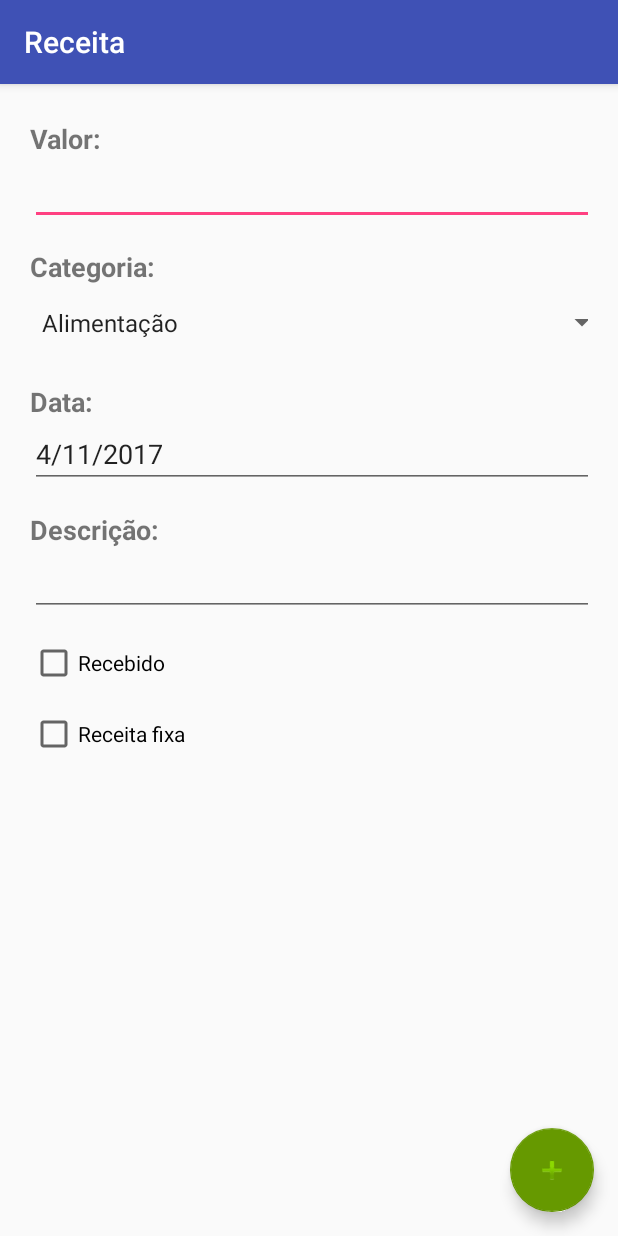
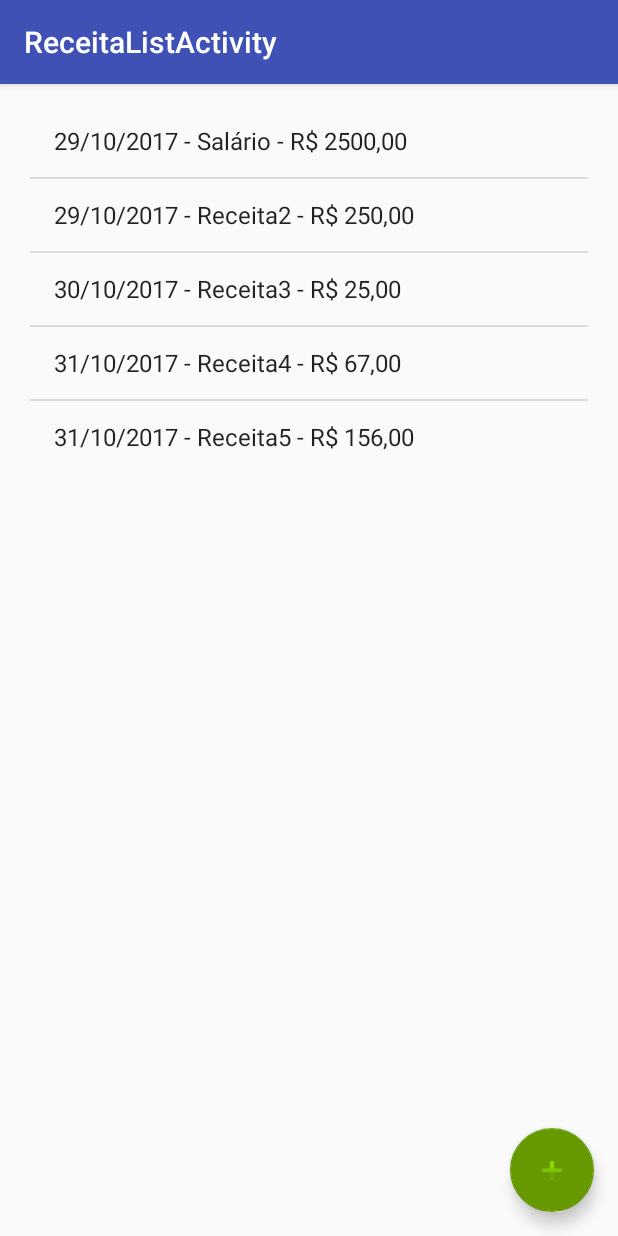
Before and after one commit to adryssonlima/MyMoney, an Android app: the screen it shows after launch (ReceitaActivity before the commit, ReceitaListActivity after it), in the side drawer, after a tap on "Receitas", on a phone screen of 412 x 824 dp. Run offline under Robolectric (Android 15) with nearby library versions, the phone set to English and light mode, and no system bars.

Commit message:
Lista de receitas e inicio de dashboard

```diff
--- a/app/src/main/AndroidManifest.xml
+++ b/app/src/main/AndroidManifest.xml
@@ -46,6 +46,10 @@
         <activity
             android:name=".DespesaListActivity"
             android:label="@string/title_activity_despesa_list"
+            android:theme="@style/AppTheme.NoActionBar" />
+        <activity
+            android:name=".ReceitaListActivity"
+            android:label="@string/title_activity_receita_list"
             android:theme="@style/AppTheme.NoActionBar"></activity>
     </application>
 
--- a/app/src/main/java/com/example/adrysson/mymoney/MainActivity.java
+++ b/app/src/main/java/com/example/adrysson/mymoney/MainActivity.java
@@ -13,6 +13,7 @@ import android.support.v7.app.AppCompatActivity;
 import android.support.v7.widget.Toolbar;
 import android.view.Menu;
 import android.view.MenuItem;
+import android.widget.TextView;
 
 public class MainActivity extends AppCompatActivity
         implements NavigationView.OnNavigationItemSelectedListener {
@@ -24,14 +25,7 @@ public class MainActivity extends AppCompatActivity
         Toolbar toolbar = (Toolbar) findViewById(R.id.toolbar);
         setSupportActionBar(toolbar);
 
-        FloatingActionButton fab = (FloatingActionButton) findViewById(R.id.fab);
-        fab.setOnClickListener(new View.OnClickListener() {
-            @Override
-            public void onClick(View view) {
-                Snackbar.make(view, "Replace with your own action", Snackbar.LENGTH_LONG)
-                        .setAction("Action", null).show();
-            }
-        });
+        initDashboard();
 
         DrawerLayout drawer = (DrawerLayout) findViewById(R.id.drawer_layout);
         ActionBarDrawerToggle toggle = new ActionBarDrawerToggle(
@@ -41,6 +35,18 @@ public class MainActivity extends AppCompatActivity
 
         NavigationView navigationView = (NavigationView) findViewById(R.id.nav_view);
         navigationView.setNavigationItemSelectedListener(this);
+    }
+
+    public void initDashboard() {
+        String saldo = "R$ 2456,00";
+        String receitas = "R$ 320,00";
+        String despesas = "R$ 256,00";
+        TextView saldoView = (TextView) findViewById(R.id.saldoConta);
+        saldoView.append(saldo);
+        TextView receitasView = (TextView) findViewById(R.id.receitas);
+        receitasView.append(receitas);
+        TextView despesasView = (TextView) findViewById(R.id.despesas);
+        despesasView.append(despesas);
     }
 
     @Override
@@ -86,8 +92,8 @@ public class MainActivity extends AppCompatActivity
 
                 break;
             case R.id.nav_attach_money:
-                Intent intentReceita = new Intent(this, ReceitaActivity.class);
-                startActivity(intentReceita);
+                Intent intentReceitaList = new Intent(this, ReceitaListActivity.class);
+                startActivity(intentReceitaList);
                 break;
             case R.id.nav_money_off:
                 Intent intentDespesaList = new Intent(this, DespesaListActivity.class);
--- /dev/null
+++ b/app/src/main/java/com/example/adrysson/mymoney/ReceitaListActivity.java
@@ -0,0 +1,65 @@
+package com.example.adrysson.mymoney;
+
+import android.content.Intent;
+import android.os.Bundle;
+import android.support.design.widget.FloatingActionButton;
+import android.support.design.widget.Snackbar;
+import android.support.v7.app.AppCompatActivity;
+import android.support.v7.widget.Toolbar;
+import android.view.View;
+import android.widget.AdapterView;
+import android.widget.ArrayAdapter;
+import android.widget.ListView;
+import android.widget.Toast;
+
+public class ReceitaListActivity extends AppCompatActivity implements AdapterView.OnItemClickListener {
+
+    private String itensList[] = {
+        "29/10/2017 - Salário - R$ 2500,00",
+        "29/10/2017 - Receita2 - R$ 250,00",
+        "30/10/2017 - Receita3 - R$ 25,00",
+        "31/10/2017 - Receita4 - R$ 67,00",
+        "31/10/2017 - Receita5 - R$ 156,00"
+    };
+
+    @Override
+    protected void onCreate(Bundle savedInstanceState) {
+        super.onCreate(savedInstanceState);
+        setContentView(R.layout.activity_receita_list);
+        Toolbar toolbar = (Toolbar) findViewById(R.id.toolbar);
+        setSupportActionBar(toolbar);
+
+        // Adapatador da lista
+        ListView list = (ListView) findViewById(R.id.list_receita);
+        ArrayAdapter<String> adaptador = new ArrayAdapter<String>(this, android.R.layout.simple_list_item_1, itensList);
+        list.setAdapter(adaptador);
+        list.setOnItemClickListener(this);
+
+        FloatingActionButton fab = (FloatingActionButton) findViewById(R.id.fab);
+        fab.setOnClickListener(new View.OnClickListener() {
+            @Override
+            public void onClick(View view) {
+                Intent intentReceita = new Intent(ReceitaListActivity.this, ReceitaActivity.class);
+                startActivity(intentReceita);
+//                Snackbar.make(view, "Replace with your own action", Snackbar.LENGTH_LONG)
+//                        .setAction("Action", null).show();
+            }
+        });
+    }
+
+    @Override
+    public void onItemClick(AdapterView<?> adapterView, View view, int posicao, long id) {
+        Object obj = adapterView.getAdapter().getItem(posicao);
+        if (obj != null) {
+//            String item = obj.toString();
+//            Intent intentSonhoDetalhes = new Intent(this, SonhoDetalhesActivity.class);
+//            intentSonhoDetalhes.putExtra("SONHO", item);
+//            startActivity(intentSonhoDetalhes);
+        } else {
+            Toast.makeText(this,
+                    "Nenhum item selecionado",
+                    Toast.LENGTH_LONG).show();
+        }
+    }
+
+}
--- /dev/null
+++ b/app/src/main/res/layout/activity_receita_list.xml
@@ -0,0 +1,64 @@
+<?xml version="1.0" encoding="utf-8"?>
+<android.support.design.widget.CoordinatorLayout xmlns:android="http://schemas.android.com/apk/res/android"
+    xmlns:app="http://schemas.android.com/apk/res-auto"
+    xmlns:tools="http://schemas.android.com/tools"
+    android:layout_width="match_parent"
+    android:layout_height="match_parent"
+    tools:context="com.example.adrysson.mymoney.ReceitaListActivity">
+
+    <android.support.design.widget.AppBarLayout
+        android:layout_width="match_parent"
+        android:layout_height="wrap_content"
+        android:theme="@style/AppTheme.AppBarOverlay">
+
+        <android.support.v7.widget.Toolbar
+            android:id="@+id/toolbar"
+            android:layout_width="match_parent"
+            android:layout_height="?attr/actionBarSize"
+            android:background="?attr/colorPrimary"
+            app:popupTheme="@style/AppTheme.PopupOverlay" />
+
+    </android.support.design.widget.AppBarLayout>
+
+    <include layout="@layout/content_receita_list" />
+
+    <LinearLayout
+        android:layout_height="wrap_content"
+        android:layout_width="match_parent"
+        android:orientation="horizontal" >
+
+        <TableLayout
+            android:id="@+id/table_receita_list"
+            android:layout_margin="10dp"
+            android:padding="10dp"
+            android:layout_width="match_parent"
+            android:layout_height="match_parent">
+
+            <TableRow
+                android:id="@+id/table_receita_list_line0"
+                android:layout_width="wrap_content"
+                android:layout_height="wrap_content"
+                android:layout_weight="1"
+                android:layout_marginTop="50dp">
+
+                <ListView
+                    android:id="@+id/list_receita"
+                    android:layout_width="wrap_content"
+                    android:layout_height="wrap_content"
+                    android:layout_weight="1" />
+            </TableRow>
+
+        </TableLayout>
+
+    </LinearLayout>
+
+    <android.support.design.widget.FloatingActionButton
+        android:id="@+id/fab"
+        android:layout_width="wrap_content"
+        android:layout_height="wrap_content"
+        android:layout_gravity="bottom|end"
+        android:layout_margin="@dimen/fab_margin"
+        app:backgroundTint="@android:color/holo_green_dark"
+        app:srcCompat="@android:drawable/ic_input_add" />
+
+</android.support.design.widget.CoordinatorLayout>
--- /dev/null
+++ b/app/src/main/res/layout/content_receita_list.xml
@@ -0,0 +1,11 @@
+<?xml version="1.0" encoding="utf-8"?>
+<android.support.constraint.ConstraintLayout xmlns:android="http://schemas.android.com/apk/res/android"
+    xmlns:app="http://schemas.android.com/apk/res-auto"
+    xmlns:tools="http://schemas.android.com/tools"
+    android:layout_width="match_parent"
+    android:layout_height="match_parent"
+    app:layout_behavior="@string/appbar_scrolling_view_behavior"
+    tools:context="com.example.adrysson.mymoney.ReceitaListActivity"
+    tools:showIn="@layout/activity_receita_list">
+
+</android.support.constraint.ConstraintLayout>
--- a/app/src/main/res/values/strings.xml
+++ b/app/src/main/res/values/strings.xml
@@ -17,5 +17,6 @@
     <string name="title_activity_sonhos">Sonhos</string>
     <string name="title_activity_cadastrar_sonho">Cadastrar Sonho</string>
     <string name="title_activity_despesa_list">DespesaListActivity</string>
+    <string name="title_activity_receita_list">ReceitaListActivity</string>
 
 </resources>
```
Also changed, not shown: app/src/main/java/com/example/adrysson/mymoney/DespesaListActivity.java (+6 -6 lines), app/src/main/res/layout/app_bar_main.xml (+0 -9 lines), app/src/main/res/layout/content_main.xml (+70 -0 lines).
